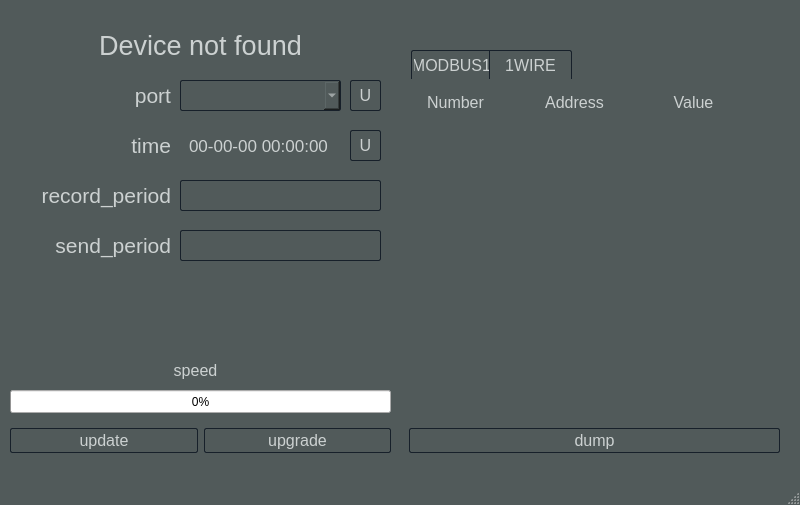
First picture: the form in mainwindow.ui, repository DrDeLaBill/logger, before the edit.
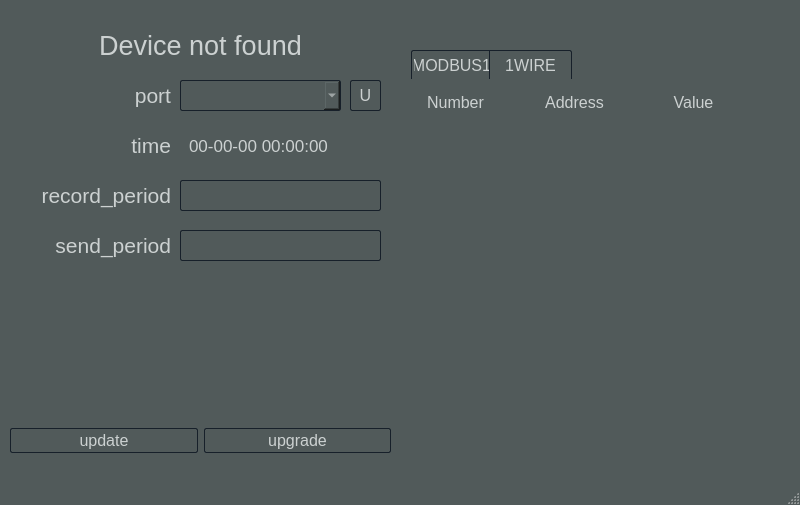
Second picture: the form after the edit.

Patch:
```diff
--- a/mainwindow.ui
+++ b/mainwindow.ui
@@ -302,7 +302,7 @@
           <rect>
            <x>160</x>
            <y>10</y>
-           <width>171</width>
+           <width>201</width>
            <height>31</height>
           </rect>
          </property>
@@ -320,19 +320,6 @@
           <string>00-00-00 00:00:00</string>
          </property>
         </widget>
-        <widget class="QPushButton" name="updateTimeBtn">
-         <property name="geometry">
-          <rect>
-           <x>330</x>
-           <y>10</y>
-           <width>31</width>
-           <height>31</height>
-          </rect>
-         </property>
-         <property name="text">
-          <string>U</string>
-         </property>
-        </widget>
        </widget>
        <widget class="QWidget" name="horizontalLayoutWidget_2">
         <property name="geometry">
@@ -360,40 +347,6 @@
          </item>
         </layout>
        </widget>
-       <widget class="QProgressBar" name="progressBar">
-        <property name="geometry">
-         <rect>
-          <x>0</x>
-          <y>380</y>
-          <width>381</width>
-          <height>23</height>
-         </rect>
-        </property>
-        <property name="value">
-         <number>0</number>
-        </property>
-       </widget>
-       <widget class="QLabel" name="speed">
-        <property name="geometry">
-         <rect>
-          <x>100</x>
-          <y>350</y>
-          <width>171</width>
-          <height>21</height>
-         </rect>
-        </property>
-        <property name="font">
-         <font>
-          <pointsize>12</pointsize>
-         </font>
-        </property>
-        <property name="text">
-         <string>speed</string>
-        </property>
-        <property name="alignment">
-         <set>Qt::AlignCenter</set>
-        </property>
-       </widget>
        <widget class="QGroupBox" name="groupBox_6">
         <property name="geometry">
          <rect>
@@ -464,25 +417,6 @@
        <property name="title">
         <string/>
        </property>
-       <widget class="QWidget" name="horizontalLayoutWidget_4">
-        <property name="geometry">
-         <rect>
-          <x>10</x>
-          <y>410</y>
-          <width>371</width>
-          <height>41</height>
-         </rect>
-        </property>
-        <layout class="QHBoxLayout" name="horizontalLayout_4">
-         <item>
-          <widget class="QPushButton" name="dumpBtn">
-           <property name="text">
-            <string>dump</string>
-           </property>
-          </widget>
-         </item>
-        </layout>
-       </widget>
        <widget class="QGroupBox" name="groupBox_7">
         <property name="geometry">
          <rect>
```
